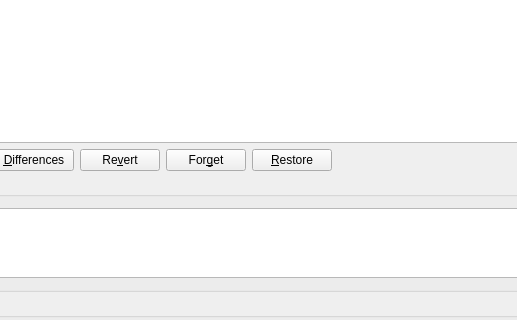
testmana2/test, file Plugins/VcsPlugins/vcsMercurial/HgStatusDialog.ui: the form before one commit; both pictures show x 198 to 715 and y 207 to 527 of the 955 by 646 pixel window.
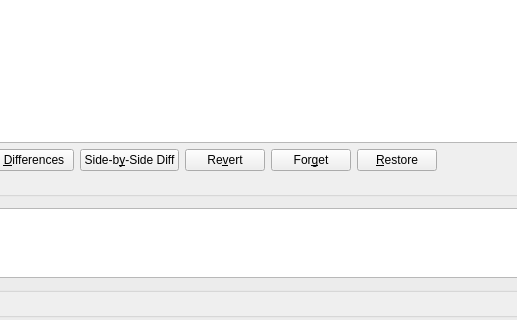
The form after the commit.

Commit message: Added side-by-side diff support to the Mercurial status dialog.

Patch:
```diff
--- a/Plugins/VcsPlugins/vcsMercurial/HgStatusDialog.ui
+++ b/Plugins/VcsPlugins/vcsMercurial/HgStatusDialog.ui
@@ -131,6 +131,16 @@
        </property>
       </widget>
      </item>
+     <item>
+      <widget class="QPushButton" name="sbsDiffButton">
+       <property name="toolTip">
+        <string>Show differences of the selected entry to the repository in a side-by-side manner</string>
+       </property>
+       <property name="text">
+        <string>Side-b&amp;y-Side Diff</string>
+       </property>
+      </widget>
+     </item>
      <item>
       <widget class="QPushButton" name="revertButton">
        <property name="toolTip">
```
Left out of the diff: 1 changed line with no effect on the pictures. The commit also changes 14 other files.
